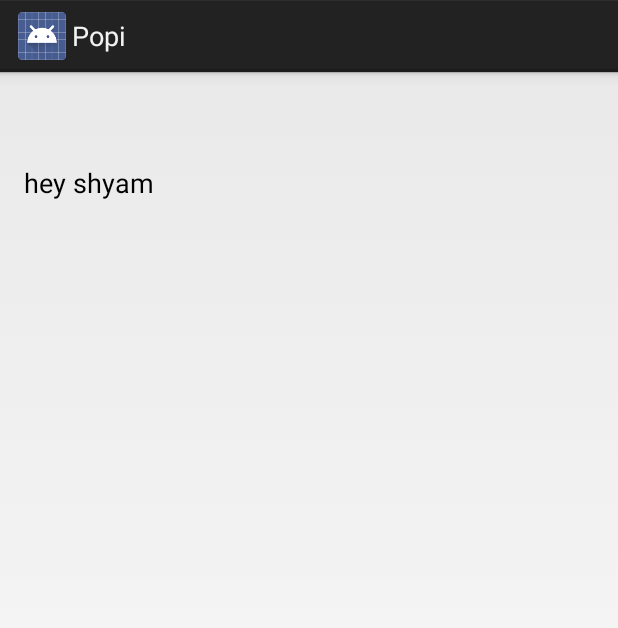
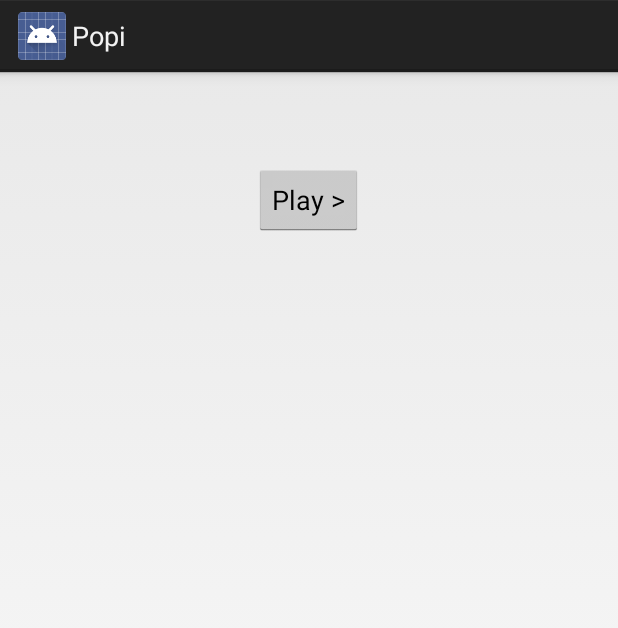
Before and after one commit to shyamjptpm/popi, an Android app: the layout fragment_screen_slide_page.xml on its own in the app's theme, with its tools: preview values and no code run, on a phone screen of 412 x 824 dp. Shown: the top 628 px of the screen. Run offline under Robolectric (Android 15) with nearby library versions, the phone set to English and light mode, and no system bars.

Commit message:
fragment

```diff
--- a/app/src/main/res/layout/fragment_screen_slide_page.xml
+++ b/app/src/main/res/layout/fragment_screen_slide_page.xml
@@ -25,17 +25,24 @@
         android:orientation="vertical"
         android:padding="16dp">
 
-        <TextView android:id="@android:id/text1"
+        <TextView android:id="@+id/emotion"
             style="?android:textAppearanceLarge"
             android:textStyle="bold"
             android:layout_width="match_parent"
             android:layout_height="wrap_content"
             android:layout_marginBottom="16dp" />
 
-        <TextView style="?android:textAppearanceMedium"
-            android:lineSpacingMultiplier="1.2"
-            android:layout_width="match_parent"
+        <ImageView
+            android:id="@+id/smiley"
+            android:layout_width="wrap_content"
             android:layout_height="wrap_content"
-            android:text="hey shyam" />
+            android:layout_gravity="center"
+            />
+        <Button
+            android:layout_width="wrap_content"
+            android:layout_height="wrap_content"
+            android:text="Play >"
+            android:gravity="center"
+            android:layout_gravity="center"/>
 
     </LinearLayout>
```
Also changed, not shown: app/src/main/java/com/example/shyam/popi/LearnEmotions.java (+52 -3 lines), app/src/main/res/drawable/sad.png (added), app/src/main/res/drawable/smile.png (added), 4 other files.
